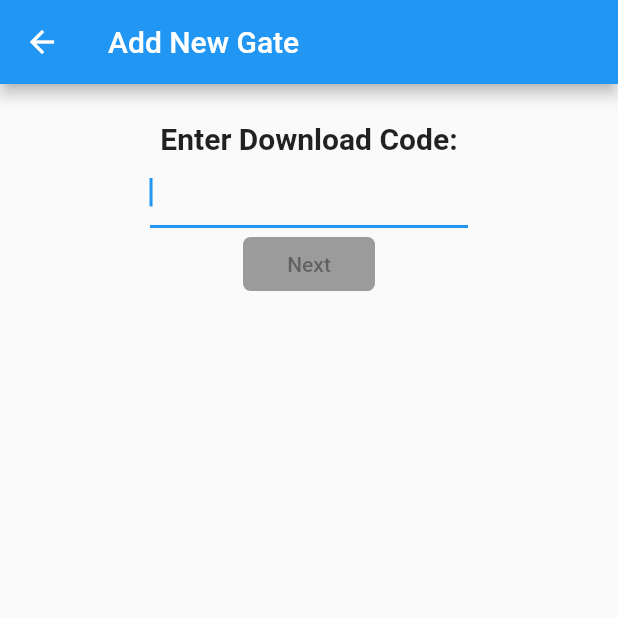
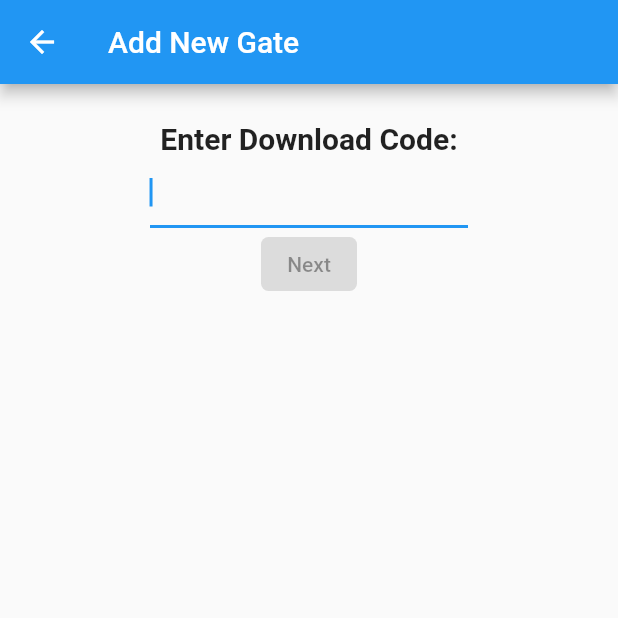
Before and after one commit to berdroid/gatekeeper, a Flutter app: the screen it shows after launch, on a phone screen of 412 x 824 dp, the top half of it. Run offline on Flutter 3.47's test engine with Material 2 defaults, Android fonts, the phone set to English and light mode, and no system bars; our stand-ins replace connectivity, flutter_secure_storage, image_picker, permission_handler; missing offline and left inert: base32, udp.

Commit message:
Replaced deprecated RaisedButton with ElevatedButton

```diff
--- a/bearer/lib/add_gate.dart
+++ b/bearer/lib/add_gate.dart
@@ -1,10 +1,7 @@
-
 import 'dart:io';
 
 import 'package:flutter/material.dart';
-
 import 'package:http/http.dart' as http;
-
 
 class AddGate extends StatefulWidget {
   @override
@@ -12,7 +9,6 @@ class AddGate extends StatefulWidget {
 }
 
 class _AddGateState extends State<AddGate> {
-
   final _code = TextEditingController();
 
   bool _started;
@@ -55,7 +51,8 @@ class _AddGateState extends State<AddGate> {
         child: Column(
           mainAxisAlignment: MainAxisAlignment.start,
           children: <Widget>[
-            Text('Enter Download Code:',
+            Text(
+              'Enter Download Code:',
               style: TextStyle(fontSize: 20, fontWeight: FontWeight.bold),
             ),
             TextField(
@@ -64,14 +61,18 @@ class _AddGateState extends State<AddGate> {
               autofocus: true,
               onChanged: (_) => setState(() {}),
             ),
-            RaisedButton(
+            ElevatedButton(
               child: Text('Next'),
-              shape: RoundedRectangleBorder(borderRadius: BorderRadius.all(Radius.circular(5))),
-              color: Colors.green,
-              onPressed: _started || _code.text.length < 5 ? null : () async {
-                setState(() => _started = true);
-                downloadConfig(context);
-              },
+              style: ElevatedButton.styleFrom(
+                primary: Colors.green,
+                shape: RoundedRectangleBorder(borderRadius: BorderRadius.all(Radius.circular(5))),
+              ),
+              onPressed: _started || _code.text.length < 5
+                  ? null
+                  : () async {
+                      setState(() => _started = true);
+                      downloadConfig(context);
+                    },
             ),
             SizedBox(height: 40),
             if (_started) CircularProgressIndicator(),
```
